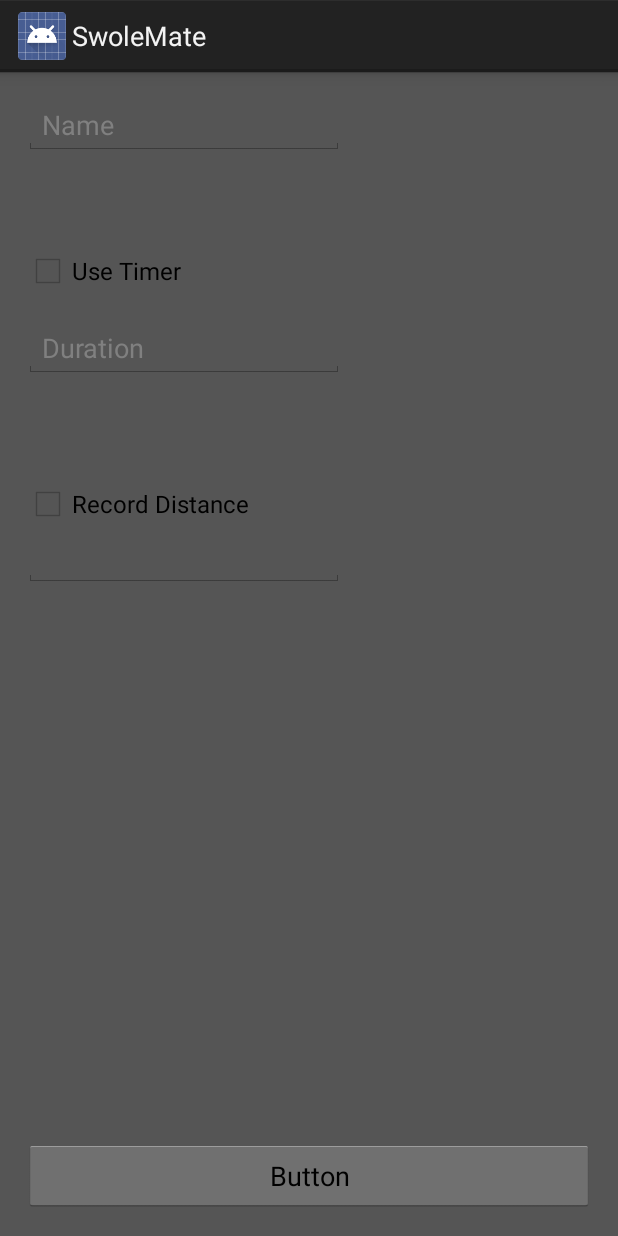
After one commit to Beakar/SwoleMate, an Android app: the layout cardio_workout_activity.xml on its own in the app's theme, with its tools: preview values and no code run, on a phone screen of 412 x 824 dp. The commit adds this screen. Run offline under Robolectric (Android 15) with nearby library versions, the phone set to English and light mode, and no system bars.

Commit message:
Last commit seemed to not be done correctly. Trying again...

```diff
--- a/app/build.gradle
+++ b/app/build.gradle
@@ -13,7 +13,7 @@ android {
     }
     buildTypes {
         release {
-            runProguard false
+            minifyEnabled false
             proguardFiles getDefaultProguardFile('proguard-android.txt'), 'proguard-rules.pro'
         }
     }
--- a/app/src/main/AndroidManifest.xml
+++ b/app/src/main/AndroidManifest.xml
@@ -8,7 +8,7 @@
         android:label="@string/app_name"
         android:theme="@style/AppTheme" >
         <activity
-            android:name=".MyActivity"
+            android:name=".FirstTimeActivity"
             android:label="@string/app_name" >
             <intent-filter>
                 <action android:name="android.intent.action.MAIN" />
--- a/app/src/main/java/edu/up/swolemate/FoodItem.java
+++ b/app/src/main/java/edu/up/swolemate/FoodItem.java
@@ -41,7 +41,7 @@ public class FoodItem {
     }
 
     /**
-     * Initialisesa food item with the specified name
+     * Initialises a food item with the specified name
      * @param name
      */
     public FoodItem(String name) {
--- a/app/src/main/java/edu/up/swolemate/MyActivity.java
+++ b/app/src/main/java/edu/up/swolemate/MyActivity.java
@@ -11,14 +11,14 @@ public class MyActivity extends Activity {
     @Override
     protected void onCreate(Bundle savedInstanceState) {
         super.onCreate(savedInstanceState);
-        setContentView(R.layout.activity_my);
+        setContentView(R.layout.activity_main); //activity_my???
     }
 
 
     @Override
     public boolean onCreateOptionsMenu(Menu menu) {
         // Inflate the menu; this adds items to the action bar if it is present.
-        getMenuInflater().inflate(R.menu.my, menu);
+        getMenuInflater().inflate(R.menu.menu, menu);
         return true;
     }
 
--- /dev/null
+++ b/app/src/main/res/layout/cardio_workout_activity.xml
@@ -0,0 +1,70 @@
+<?xml version="1.0" encoding="utf-8"?>
+<RelativeLayout xmlns:android="http://schemas.android.com/apk/res/android"
+    android:layout_width="match_parent"
+    android:layout_height="match_parent"
+    android:background="@color/app_background" >
+
+    <EditText
+        android:id="@+id/cardioNameEntry"
+        android:layout_width="wrap_content"
+        android:layout_height="wrap_content"
+        android:layout_alignParentLeft="true"
+        android:layout_alignParentTop="true"
+        android:layout_marginLeft="@dimen/activity_horizontal_margin"
+        android:layout_marginTop="@dimen/activity_vertical_margin"
+        android:ems="10"
+        android:hint="Name" >
+
+        <requestFocus />
+    </EditText>
+
+    <CheckBox
+        android:id="@+id/checkBox1"
+        android:layout_width="wrap_content"
+        android:layout_height="wrap_content"
+        android:layout_alignLeft="@+id/cardioNameEntry"
+        android:layout_below="@+id/cardioNameEntry"
+        android:layout_marginTop="61dp"
+        android:text="Use Timer"
+        android:textColorHint="@color/black" />
+
+    <CheckBox
+        android:id="@+id/checkBox2"
+        android:layout_width="wrap_content"
+        android:layout_height="wrap_content"
+        android:layout_alignLeft="@+id/checkBox1"
+        android:layout_below="@+id/durationEntry"
+        android:layout_marginTop="68dp"
+        android:text="Record Distance" />
+
+    <EditText
+        android:id="@+id/editText1"
+        android:layout_width="wrap_content"
+        android:layout_height="wrap_content"
+        android:layout_alignLeft="@+id/checkBox2"
+        android:layout_below="@+id/checkBox2"
+        android:ems="10"
+        android:inputType="numberDecimal" />
+
+    <Button
+        android:id="@+id/button1"
+        android:layout_width="match_parent"
+        android:layout_height="wrap_content"
+        android:layout_alignParentBottom="true"
+        android:layout_alignParentLeft="true"
+        android:layout_marginBottom="@dimen/activity_vertical_margin"
+        android:layout_marginLeft="@dimen/activity_horizontal_margin"
+        android:layout_marginRight="@dimen/activity_horizontal_margin"
+        android:text="Button" />
+
+    <EditText
+        android:id="@+id/durationEntry"
+        android:layout_width="wrap_content"
+        android:layout_height="wrap_content"
+        android:layout_alignLeft="@+id/checkBox1"
+        android:layout_below="@+id/checkBox1"
+        android:layout_marginTop="16dp"
+        android:ems="10"
+        android:hint="Duration" />
+
+</RelativeLayout>
--- /dev/null
+++ b/app/src/main/res/values/colors.xml
@@ -0,0 +1,8 @@
+<?xml version="1.0" encoding="utf-8"?>
+<resources>
+    <color name="app_background">#555555</color>
+    <color name="black">#000000</color>
+    <color name="list_border_color">#555555</color>
+    <color name="list_background">#555555</color>
+    <color name="list_divider_color">#555555</color>
+</resources>
--- a/app/src/main/res/values/dimens.xml
+++ b/app/src/main/res/values/dimens.xml
@@ -2,4 +2,6 @@
     <!-- Default screen margins, per the Android Design guidelines. -->
     <dimen name="activity_horizontal_margin">16dp</dimen>
     <dimen name="activity_vertical_margin">16dp</dimen>
+    <dimen name="title_text_size">16dp</dimen>
+    <dimen name="list_border_width">16dp</dimen>
 </resources>
--- a/build.gradle
+++ b/build.gradle
@@ -5,7 +5,7 @@ buildscript {
         jcenter()
     }
     dependencies {
-        classpath 'com.android.tools.build:gradle:0.12.2'
+        classpath 'com.android.tools.build:gradle:1.0.0'
 
         // NOTE: Do not place your application dependencies here; they belong
         // in the individual module build.gradle files
```
Also changed, not shown: app/src/main/java/edu/up/swolemate/FirstTimeActivity.java (added, +74 -0 lines), app/src/main/java/edu/up/swolemate/FoodPresets.java (added, +287 -0 lines), app/src/main/res/menu/menu.xml (added, +8 -0 lines), app/src/main/res/values/strings.xml (+15 -1 lines), app/src/main/res/drawable-hdpi/profile_pic_default.jpg (added), gradle/wrapper/gradle-wrapper.properties, 2 other files.
